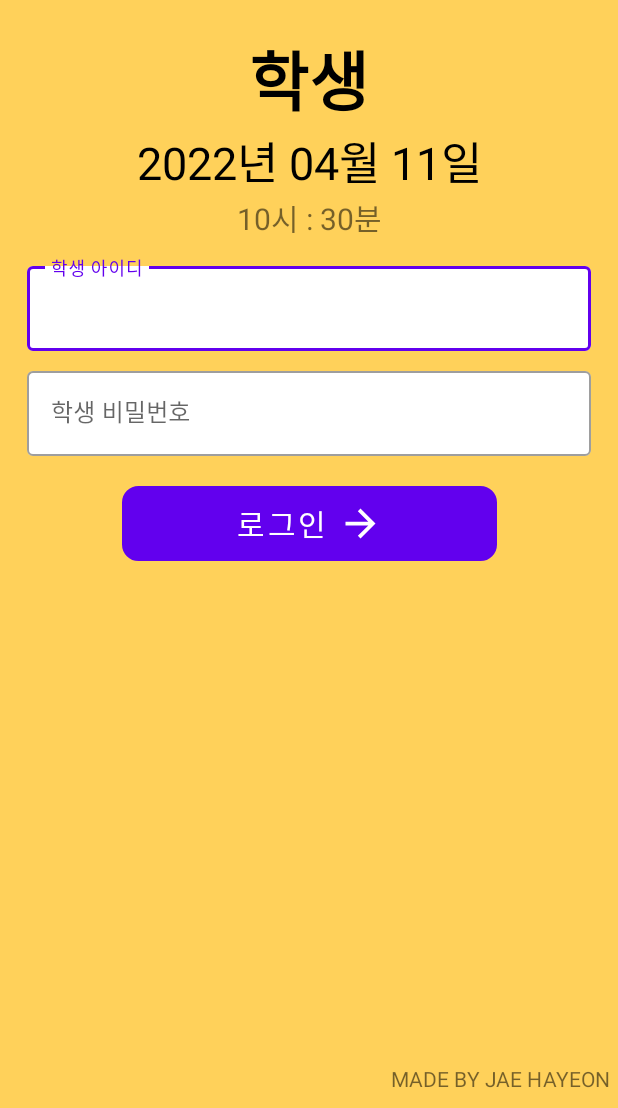
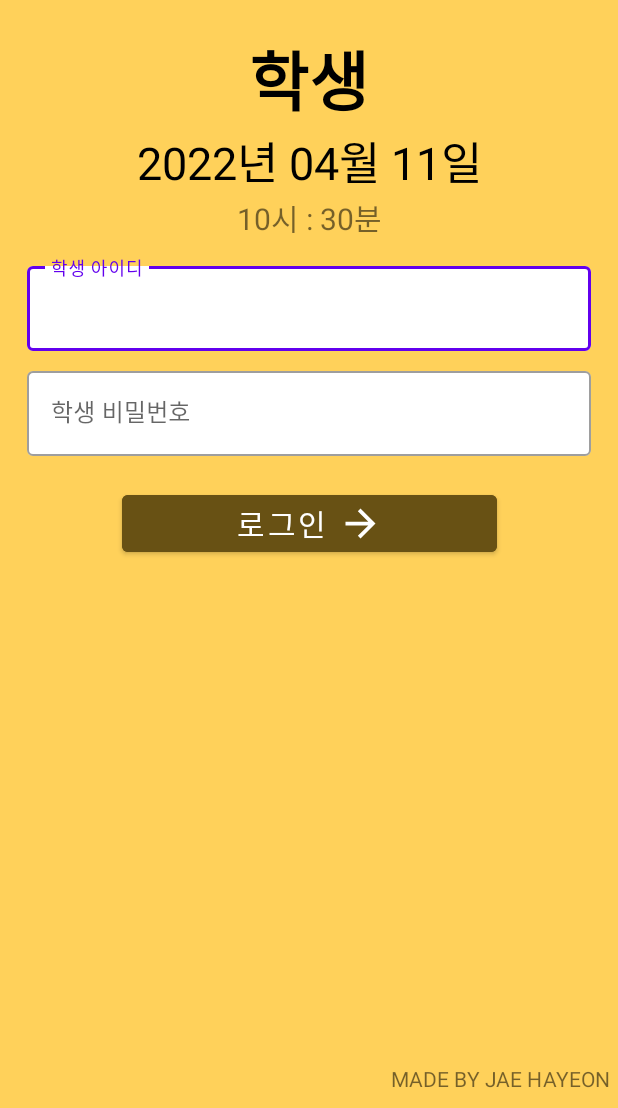
Before and after one commit to LeeJaeHyeon05/School-Bus-Application, an Android app: the StudentLoginActivity screen opened directly, with no data from a screen before it, on a phone screen of 412 x 824 dp, the part 128-1236 px from its top. Run offline under Robolectric (Android 15) with nearby library versions, the phone set to English and light mode, and no system bars.

Commit message:
bottom nav

```diff
--- /dev/null
+++ b/app/src/main/java/com/example/schoolbusapp/login/IdPassWord.kt
@@ -0,0 +1,3 @@
+package com.example.schoolbusapp.login
+
+data class IdPassWord(val id : String, val password : String)
--- a/app/src/main/java/com/example/schoolbusapp/login/StudentLoginActivity.kt
+++ b/app/src/main/java/com/example/schoolbusapp/login/StudentLoginActivity.kt
@@ -1,10 +1,14 @@
 package com.example.schoolbusapp.login
 
+import android.content.Intent
 import androidx.appcompat.app.AppCompatActivity
 import android.os.Bundle
+import android.widget.Toast
 import com.example.schoolbusapp.R
 import com.example.schoolbusapp.databinding.ActivityIntroBinding
 import com.example.schoolbusapp.databinding.ActivityStudentLoginBinding
+import com.example.schoolbusapp.databinding.FragmentHomeBinding
+import com.example.schoolbusapp.main.HomeFragment
 import java.text.SimpleDateFormat
 
 class StudentLoginActivity : AppCompatActivity() {
@@ -12,12 +16,15 @@ class StudentLoginActivity : AppCompatActivity() {
     private var mBinding : ActivityStudentLoginBinding? = null
     private val binding get() = mBinding!!
 
+    private val IP = IdPassWord("p1", "123")
+
+
     override fun onCreate(savedInstanceState: Bundle?) {
         super.onCreate(savedInstanceState)
         mBinding = ActivityStudentLoginBinding.inflate(layoutInflater)
         setContentView(binding.root)
+
         val currentTime : Long = System.currentTimeMillis()
-
         //날짜
         val dateFormat = SimpleDateFormat("yyyy년 MM월 dd일")
         binding.studentLoginDateTextView.text = dateFormat.format(currentTime)
@@ -26,8 +33,38 @@ class StudentLoginActivity : AppCompatActivity() {
         binding.studentLoginTimeTextView.text = timeFormat.format(currentTime)
 
 
+        initLogin()
 
+    }
 
+    private fun initLogin() {
+        val idText = binding.IdEditText
+        val passwordText = binding.passwordEditText
+        val loginButton = binding.loginStudentButton
+
+        loginButton.setOnClickListener {
+            //input 값을 id 와 password 둘다 설정해준다
+            val inputLogin = idText.text?.trim().toString()
+            val inputPassword = passwordText.text?.trim().toString()
+
+            // 간단 로그인을 위한 메인
+            //만약 아이디와 비번이 인풋과 같으면 intent를 활용해 test 페이지를 보여준다
+            if (inputLogin == IP.id && inputPassword == IP.password) {
+                val intent = Intent(this, HomeFragment::class.java )
+                startActivity(intent)
+                //만약 안 같고 비어있으면 이 구문을 실행
+            } else {
+                if (inputLogin.isNullOrEmpty() && inputPassword.isNullOrEmpty()) {
+                    Toast.makeText(this, "아이디와 비밀번호를 입력해 주세요", Toast.LENGTH_SHORT).show()
+                } //id 가 틀리면 실행
+                else if(inputLogin!=IP.id) {
+                    Toast.makeText(this, "존재하지 않는 아이디 입니다.", Toast.LENGTH_SHORT).show()
+
+                } else { //나머지를 통과하고 비번이 틀리면 이것을 실행
+                    Toast.makeText(this, "비밀번호가 틀렸습니다", Toast.LENGTH_SHORT).show()
+                }
+            }
+        }
     }
 
     override fun onDestroy() {
--- a/app/src/main/res/layout/activity_student_login.xml
+++ b/app/src/main/res/layout/activity_student_login.xml
@@ -49,14 +49,12 @@
         app:layout_constraintStart_toStartOf="@+id/loginStudentText"
         app:layout_constraintEnd_toEndOf="@+id/loginStudentText"
         android:textSize="30sp"
-        android:textColor="@color/black"
-        android:text="2022-04-08"/>
+        android:textColor="@color/black"/>
 
     <TextView
         android:id="@+id/studentLoginTimeTextView"
         android:layout_width="wrap_content"
         android:layout_height="wrap_content"
-        android:text="12:00 PM"
         app:layout_constraintTop_toBottomOf="@+id/studentLoginDateTextView"
         app:layout_constraintStart_toStartOf="@+id/studentLoginDateTextView"
         app:layout_constraintEnd_toEndOf="@+id/studentLoginDateTextView"
@@ -77,7 +75,7 @@
         app:layout_constraintTop_toBottomOf="@id/studentLoginTimeTextView">
 
         <com.google.android.material.textfield.TextInputEditText
-            android:id="@+id/signUpNameEditText"
+            android:id="@+id/IdEditText"
             android:layout_width="match_parent"
             android:layout_height="wrap_content"
             android:inputType="text" />
@@ -98,7 +96,7 @@
         app:layout_constraintTop_toBottomOf="@id/outlinedIdTextField">
 
         <com.google.android.material.textfield.TextInputEditText
-            android:id="@+id/signUpEmailEditText"
+            android:id="@+id/passwordEditText"
             android:layout_width="match_parent"
             android:layout_height="wrap_content"
             android:inputType="textEmailAddress" />
@@ -109,6 +107,7 @@
 
 
     <com.google.android.material.button.MaterialButton
+        android:id="@+id/loginStudentButton"
         android:layout_width="250dp"
         android:layout_height="50dp"
         app:layout_constraintTop_toBottomOf="@+id/outlinedPasswordTextField"
@@ -121,6 +120,6 @@
         app:iconSize="30dp"
         app:icon="@drawable/ic_baseline_arrow_forward_24"
         app:iconGravity="textEnd"
-        android:background="@drawable/intro_round"/>
+        android:backgroundTint="@color/buttonColor"/>
 
 </androidx.constraintlayout.widget.ConstraintLayout>
--- a/app/src/main/res/values/colors.xml
+++ b/app/src/main/res/values/colors.xml
@@ -10,4 +10,5 @@
 
 
     <color name="backgroundColor">#FFD15A</color>
+    <color name="buttonColor">#685114</color>
 </resources>
--- a/app/src/main/res/values/strings.xml
+++ b/app/src/main/res/values/strings.xml
@@ -9,4 +9,6 @@
 
 
     <string name="hello_blank_fragment">Hello blank fragment</string>
+    <string name="menuHomeText">홈</string>
+    <string name="menuChatText">채팅</string>
 </resources>
```
Also changed, not shown: app/src/main/java/com/example/schoolbusapp/main/MainActivity.kt (+14 -1 lines), app/src/main/res/drawable/ic_baseline_chat_bubble_24.xml (added, +10 -0 lines), app/src/main/res/drawable/ic_baseline_home_24.xml (added, +10 -0 lines), app/src/main/res/menu/bot_menu.xml (added, +14 -0 lines).
